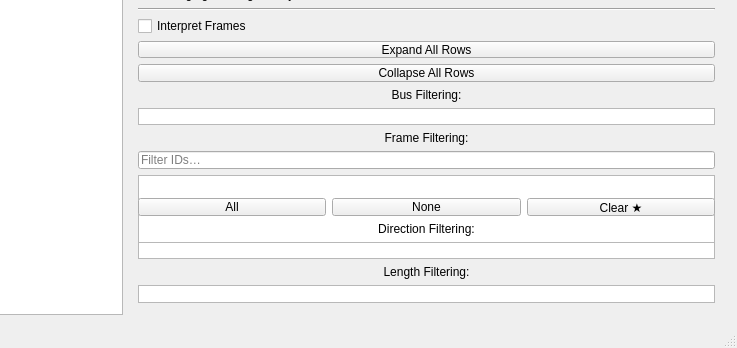
The window that ui/mainwindow.ui (collin80/SavvyCAN) describes before a commit, drawn with Qt 5; both pictures show x 440 to 1177 and y 369 to 717 of the 1177 by 717 pixel window.
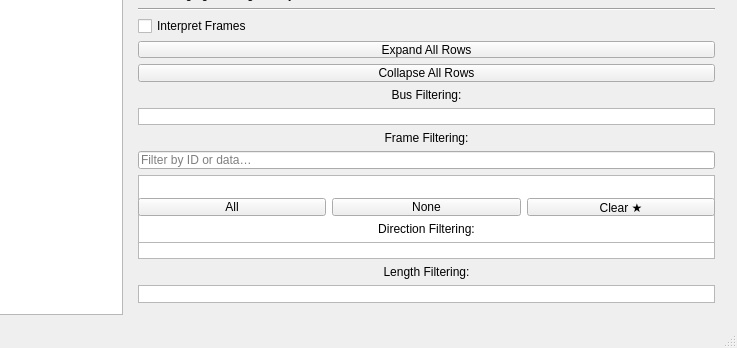
The same window after the commit.

Commit message:
Frames search: match payload data too, not just ID (upstream #1113)
Our fork already had the frame search bar (leSearchFilter -> setSearchFilter) matching
the frame ID in hex. Extend passesFrameFilters so the search text also matches the
payload bytes (hex), and update the placeholder to "Filter by ID or data…". This brings
in the data-search half of collin80/SavvyCAN PR #1113 (@thiagomucci) on top of our
existing ID search.

```diff
--- a/ui/mainwindow.ui
+++ b/ui/mainwindow.ui
@@ -350,7 +350,7 @@
         <item>
          <widget class="QLineEdit" name="leSearchFilter">
           <property name="placeholderText">
-           <string>Filter IDs…</string>
+           <string>Filter by ID or data…</string>
           </property>
          </widget>
         </item>
```
The commit also changes 1 other file.
